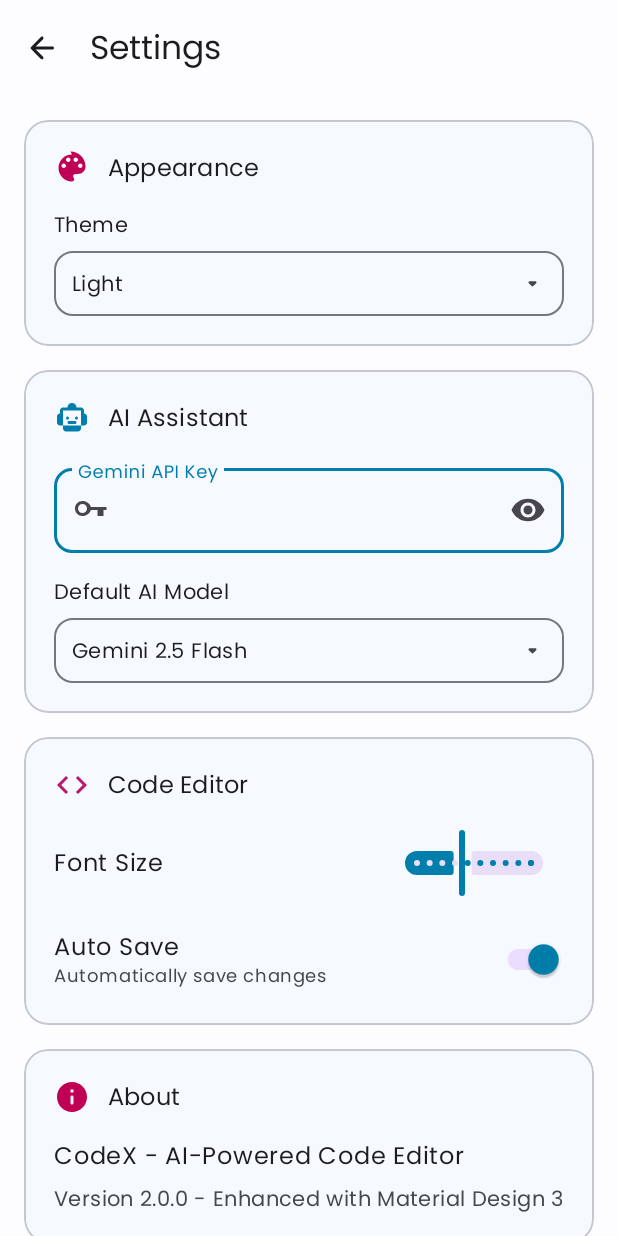
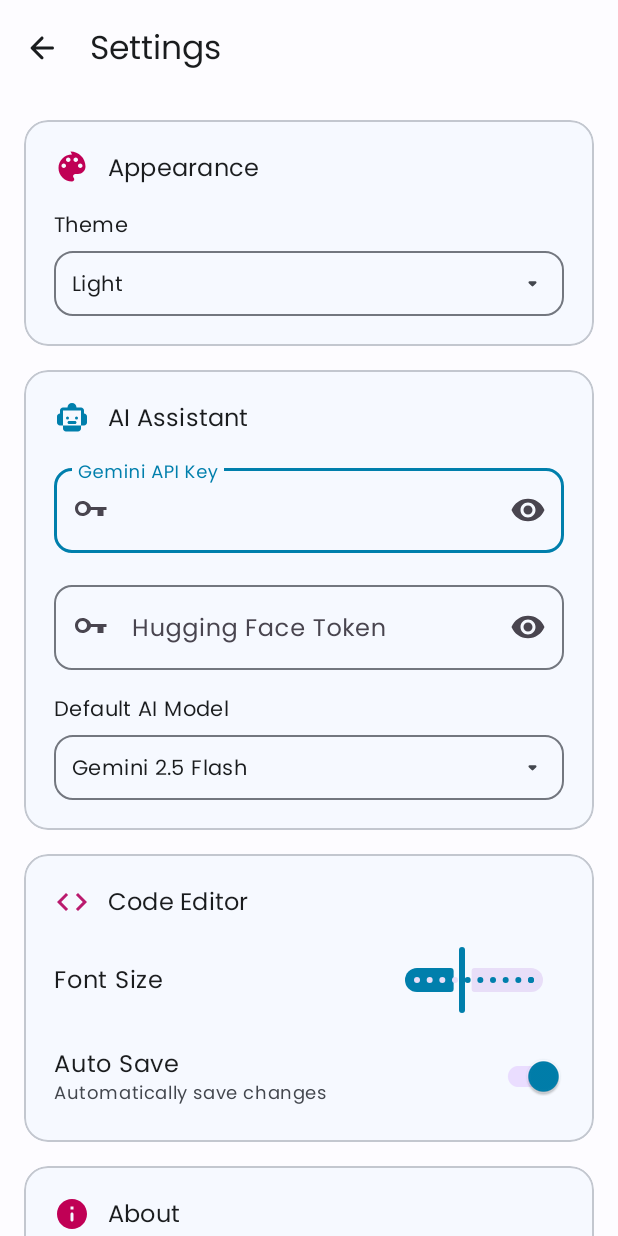
Before and after one commit to NikitHamal/CodeX, an Android app: the SettingsActivity screen opened directly, with no data from a screen before it, on a phone screen of 412 x 824 dp. Run offline under Robolectric (Android 15) with nearby library versions, the phone set to English and light mode, and no system bars; our stand-ins replace androidx.preference.

```diff
--- a/app/src/main/java/com/codex/apk/EditorActivity.java
+++ b/app/src/main/java/com/codex/apk/EditorActivity.java
@@ -160,7 +160,7 @@ public class EditorActivity extends AppCompatActivity implements
         } else if (id == R.id.action_save) {
             TabItem activeTab = tabManager.getActiveTabItem();
             if (activeTab != null) {
-                tabManager.saveFile(activeTab);
+                tabManager.saveFile(activeTab, true);
             }
             return true;
         } else if (id == R.id.action_preview) {
@@ -271,9 +271,7 @@ public class EditorActivity extends AppCompatActivity implements
 
     @Override
     public void onActiveTabContentChanged(String content, String fileName) {
-        if (aiAssistantManager != null && aiAssistantManager.getAIAssistant() != null && !aiAssistantManager.getAIAssistant().isProcessing()) {
-            uiManager.onActiveTabContentChanged(content, fileName); // Delegate to UiManager for preview update
-        }
+        // No-op
     }
 
     @Override
--- a/app/src/main/java/com/codex/apk/SettingsActivity.java
+++ b/app/src/main/java/com/codex/apk/SettingsActivity.java
@@ -67,6 +67,7 @@ public class SettingsActivity extends AppCompatActivity {
 	private void initializeSettings() {
 		// Initialize settings controls from the layout
 		com.google.android.material.textfield.TextInputEditText apiKeyEditText = findViewById(R.id.edit_text_api_key);
+		com.google.android.material.textfield.TextInputEditText huggingFaceTokenEditText = findViewById(R.id.edit_text_hugging_face_token);
 		LinearLayout modelSelectorLayout = findViewById(R.id.layout_model_selector);
 		TextView selectedModelText = findViewById(R.id.text_selected_model);
 		LinearLayout themeSelectorLayout = findViewById(R.id.layout_theme_selector);
@@ -76,11 +77,16 @@ public class SettingsActivity extends AppCompatActivity {
 		SharedPreferences prefs = getSharedPreferences("settings", MODE_PRIVATE);
 		SharedPreferences defaultPrefs = getPreferences(this);
 		String savedApiKey = prefs.getString("gemini_api_key", "");
+		String savedHuggingFaceToken = prefs.getString("huggingface_token", "");
 		String savedModel = prefs.getString("selected_model", "Gemini 2.5 Flash");
 		String savedTheme = defaultPrefs.getString("app_theme", "light");
 
 		if (apiKeyEditText != null) {
 			apiKeyEditText.setText(savedApiKey);
+		}
+
+		if (huggingFaceTokenEditText != null) {
+			huggingFaceTokenEditText.setText(savedHuggingFaceToken);
 		}
 
 		if (selectedModelText != null) {
@@ -140,6 +146,41 @@ public class SettingsActivity extends AppCompatActivity {
 					saveRunnable = () -> {
 						String apiKey = s.toString().trim();
 						prefs.edit().putString("gemini_api_key", apiKey).apply();
+					};
+					handler.postDelayed(saveRunnable, 1000); // Save after 1 second of no typing
+				}
+			});
+		}
+
+		if (huggingFaceTokenEditText != null) {
+			// Save on focus change
+			huggingFaceTokenEditText.setOnFocusChangeListener((v, hasFocus) -> {
+				if (!hasFocus) {
+					String token = huggingFaceTokenEditText.getText().toString().trim();
+					prefs.edit().putString("huggingface_token", token).apply();
+					Toast.makeText(this, "Hugging Face Token saved", Toast.LENGTH_SHORT).show();
+				}
+			});
+
+			// Also save on text change with debouncing
+			huggingFaceTokenEditText.addTextChangedListener(new android.text.TextWatcher() {
+				private android.os.Handler handler = new android.os.Handler(android.os.Looper.getMainLooper());
+				private Runnable saveRunnable;
+
+				@Override
+				public void beforeTextChanged(CharSequence s, int start, int count, int after) {}
+
+				@Override
+				public void onTextChanged(CharSequence s, int start, int before, int count) {}
+
+				@Override
+				public void afterTextChanged(android.text.Editable s) {
+					if (saveRunnable != null) {
+						handler.removeCallbacks(saveRunnable);
+					}
+					saveRunnable = () -> {
+						String token = s.toString().trim();
+						prefs.edit().putString("huggingface_token", token).apply();
 					};
 					handler.postDelayed(saveRunnable, 1000); // Save after 1 second of no typing
 				}
--- a/app/src/main/java/com/codex/apk/SimpleSoraTabAdapter.java
+++ b/app/src/main/java/com/codex/apk/SimpleSoraTabAdapter.java
@@ -40,7 +40,6 @@ public class SimpleSoraTabAdapter extends RecyclerView.Adapter<SimpleSoraTabAdap
      */
     public interface TabActionListener {
         void onTabModifiedStateChanged();
-        void onActiveTabContentChanged(String content, String fileName);
         void onActiveTabChanged(File newFile);
     }
 
@@ -112,9 +111,6 @@ public class SimpleSoraTabAdapter extends RecyclerView.Adapter<SimpleSoraTabAdap
                             currentTabItem.setModified(true);
                             if (tabActionListener != null) {
                                 tabActionListener.onTabModifiedStateChanged();
-                                if (currentPos == activeTabPosition) {
-                                    tabActionListener.onActiveTabContentChanged(newContent, currentTabItem.getFileName());
-                                }
                             }
                         }
                     }
--- a/app/src/main/res/layout/settings.xml
+++ b/app/src/main/res/layout/settings.xml
@@ -179,6 +179,29 @@
 
                         <com.google.android.material.textfield.TextInputEditText
                             android:id="@+id/edit_text_api_key"
+                            android:layout_width="match_parent"
+                            android:layout_height="wrap_content"
+                            android:inputType="textPassword"
+                            android:maxLines="1" />
+
+                    </com.google.android.material.textfield.TextInputLayout>
+
+                    <!-- Hugging Face Token Input -->
+                    <com.google.android.material.textfield.TextInputLayout
+                        android:layout_width="match_parent"
+                        android:layout_height="wrap_content"
+                        android:layout_marginBottom="16dp"
+                        android:hint="Hugging Face Token"
+                        app:startIconDrawable="@drawable/icon_key_round"
+                        app:endIconMode="password_toggle"
+                        app:boxCornerRadiusTopStart="12dp"
+                        app:boxCornerRadiusTopEnd="12dp"
+                        app:boxCornerRadiusBottomStart="12dp"
+                        app:boxCornerRadiusBottomEnd="12dp"
+                        style="@style/Widget.Material3.TextInputLayout.OutlinedBox">
+
+                        <com.google.android.material.textfield.TextInputEditText
+                            android:id="@+id/edit_text_hugging_face_token"
                             android:layout_width="match_parent"
                             android:layout_height="wrap_content"
                             android:inputType="textPassword"
```
Also changed, not shown: app/src/main/java/com/codex/apk/CodeEditorFragment.java (+0 -14 lines), app/src/main/java/com/codex/apk/DialogHelper.java (+26 -0 lines), app/src/main/java/com/codex/apk/editor/AiAssistantManager.java (+8 -2 lines), app/src/main/java/com/codex/apk/editor/TabManager.java (+37 -2 lines), app/src/main/res/layout/dialog_api_key.xml (added, +20 -0 lines).
